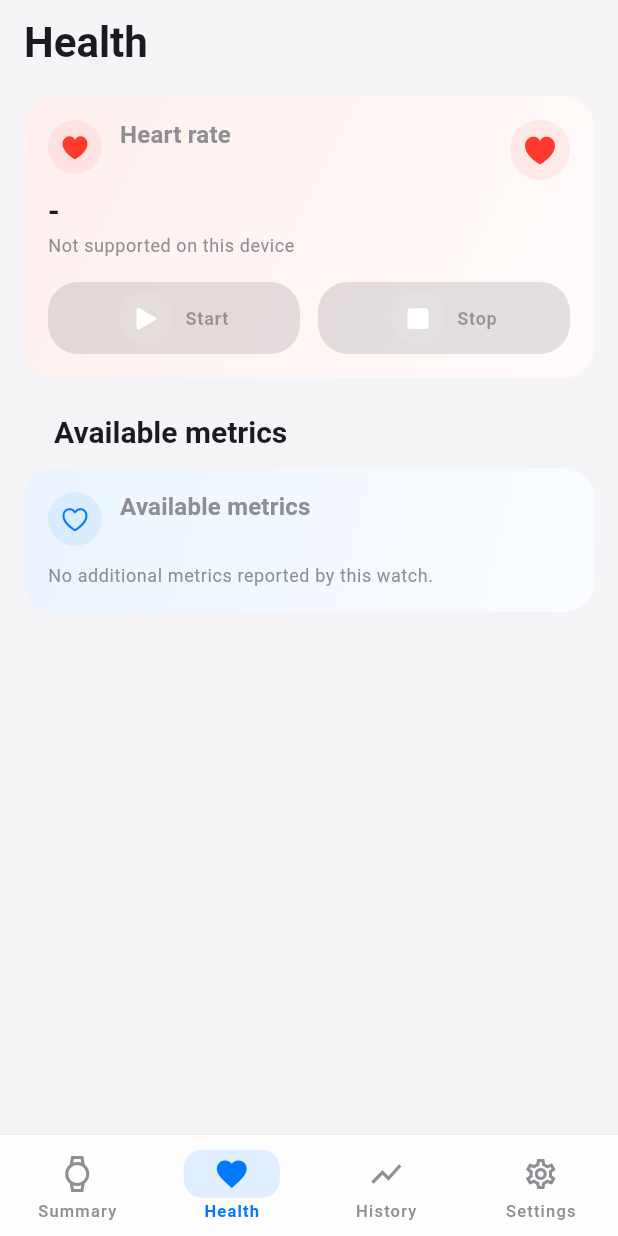
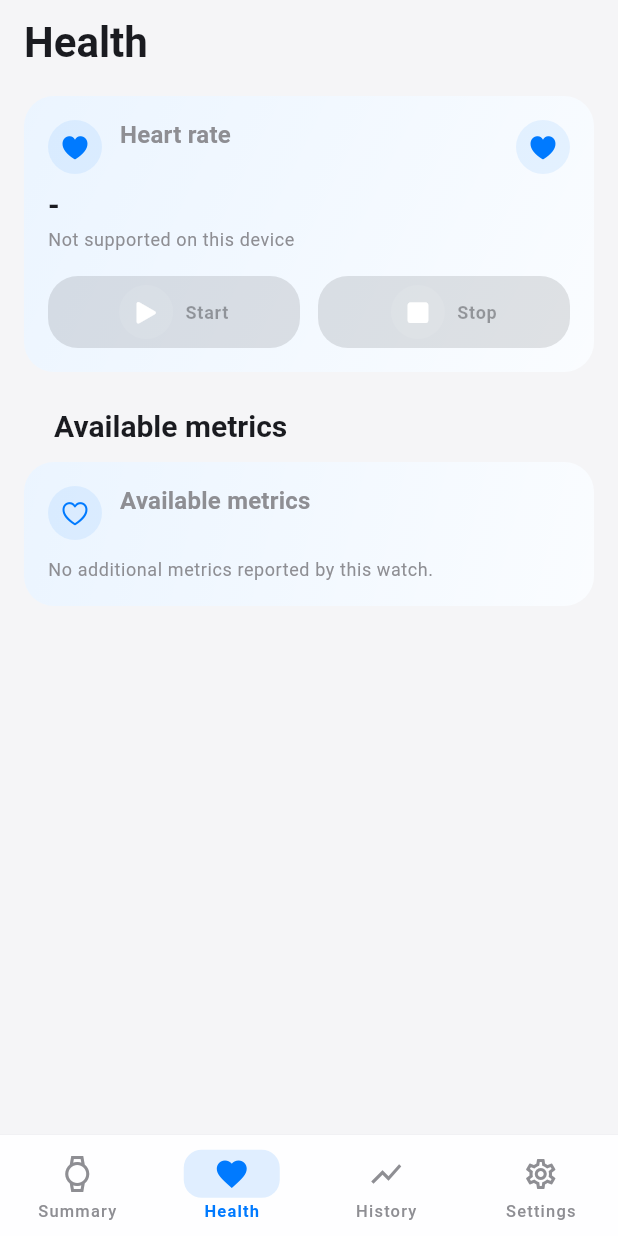
Before and after one commit to denysvitali/openwatch, a Flutter app: the HealthScreen screen opened by its route, on a phone screen of 412 x 824 dp. Run offline on Flutter 3.47's test engine with Material 3 defaults, Android fonts, the phone set to English and light mode, and no system bars; our stand-ins replace dio, flutter_blue_plus, flutter_riverpod, go_router, package_info_plus, permission_handler and 1 more; missing offline and left inert: dartastic_opentelemetry, flutter_user_certificates_android, flutterrific_opentelemetry; accounts and stored records are empty.

Commit message:
refactor(health): use centralized UI constants and reduced color palette
- Import lib/core/ui/ui_constants.dart and replace hardcoded sizes,
  spacing, padding, and icon dimensions with constants.
- Drop hardcoded metric colors; use theme.colorScheme.primary for a
  subtler, consistent tint across all health metrics.
- Reduce hero badge and metric value text sizes for a more compact layout.
- No behavior changes.

Co-Authored-By: Claude Opus 4.8 <noreply@anthropic.com>

```diff
--- a/lib/features/health/health_screen.dart
+++ b/lib/features/health/health_screen.dart
@@ -4,6 +4,7 @@ import 'package:flutter_riverpod/flutter_riverpod.dart';
 import 'package:go_router/go_router.dart';
 
 import '../../core/providers/app_providers.dart';
+import '../../core/ui/ui_constants.dart';
 import '../widgets/health_widgets.dart';
 
 /// Health metrics. Heart rate is wired to the live-measure commands; the
@@ -11,14 +12,12 @@ import '../widgets/health_widgets.dart';
 class HealthScreen extends ConsumerWidget {
   const HealthScreen({super.key});
 
-  static const Color _heartRed = Color(0xFFFF3B30);
-  static const Color _sleepPurple = Color(0xFF5856D6);
-  static const Color _activityGreen = Color(0xFF34C759);
-  static const Color _nutritionOrange = Color(0xFFFF9500);
-  static const Color _hydrationBlue = Color(0xFF32ADE6);
-
   @override
   Widget build(BuildContext context, WidgetRef ref) {
+    final theme = Theme.of(context);
+    final colorScheme = theme.colorScheme;
+    final metricColor = colorScheme.primary;
+
     final manager = ref.watch(watchManagerProvider);
     final ready = manager.isReady;
     final caps = manager.capabilities;
@@ -36,7 +35,7 @@ class HealthScreen extends ConsumerWidget {
           title: 'Blood oxygen',
           value: '-',
           unit: '%',
-          tint: _hydrationBlue,
+          tint: metricColor,
           onTap: () => context.push('/history'),
         ),
       if (caps.bloodPressure)
@@ -45,7 +44,7 @@ class HealthScreen extends ConsumerWidget {
           title: 'Blood pressure',
           value: bpValue,
           unit: 'mmHg',
-          tint: _heartRed,
+          tint: metricColor,
           ready: ready,
           measuring: manager.measuringBloodPressure,
           start: manager.startBloodPressure,
@@ -56,7 +55,7 @@ class HealthScreen extends ConsumerWidget {
           icon: CupertinoIcons.moon_fill,
           title: 'Sleep',
           value: 'History',
-          tint: _sleepPurple,
+          tint: metricColor,
           onTap: () => context.push('/history'),
         ),
       if (caps.stress)
@@ -64,7 +63,7 @@ class HealthScreen extends ConsumerWidget {
           icon: CupertinoIcons.bolt_fill,
           title: 'Stress',
           value: manager.lastStress?.toString() ?? '-',
-          tint: _nutritionOrange,
+          tint: metricColor,
           ready: ready,
           measuring: manager.measuringStress,
           start: manager.startStress,
@@ -76,7 +75,7 @@ class HealthScreen extends ConsumerWidget {
           title: 'HRV',
           value: manager.lastHrv?.toString() ?? '-',
           unit: 'ms',
-          tint: _activityGreen,
+          tint: metricColor,
           ready: ready,
           measuring: manager.measuringHrv,
           start: manager.startHrv,
@@ -88,7 +87,7 @@ class HealthScreen extends ConsumerWidget {
           title: 'Temperature',
           value: '-',
           unit: '°C',
-          tint: _nutritionOrange,
+          tint: metricColor,
           onTap: () => context.push('/history'),
         ),
     ];
@@ -96,7 +95,12 @@ class HealthScreen extends ConsumerWidget {
     return Scaffold(
       appBar: AppBar(title: const Text('Health')),
       body: ListView(
-        padding: const EdgeInsets.fromLTRB(16, 8, 16, 28),
+        padding: const EdgeInsets.fromLTRB(
+          kCardPadding,
+          kSpacingSmall,
+          kCardPadding,
+          kSectionHeaderPaddingTop,
+        ),
         children: [
           _HeartRateHero(
             bpm: manager.lastHeartRate,
@@ -105,6 +109,7 @@ class HealthScreen extends ConsumerWidget {
             measuring: manager.measuringHeartRate,
             start: manager.startHeartRate,
             stop: manager.stopHeartRate,
+            metricColor: metricColor,
           ),
           const HealthSectionHeader(title: 'Available metrics'),
           _MetricList(metrics: metrics),
@@ -122,6 +127,7 @@ class _HeartRateHero extends StatelessWidget {
     required this.measuring,
     required this.start,
     required this.stop,
+    required this.metricColor,
   });
 
   final int? bpm;
@@ -130,6 +136,7 @@ class _HeartRateHero extends StatelessWidget {
   final bool measuring;
   final VoidCallback start;
   final VoidCallback stop;
+  final Color metricColor;
 
   @override
   Widget build(BuildContext context) {
@@ -150,15 +157,15 @@ class _HeartRateHero extends StatelessWidget {
       unit: bpm == null ? null : 'bpm',
       caption: statusText,
       icon: CupertinoIcons.heart_fill,
-      metricColor: HealthScreen._heartRed,
+      metricColor: metricColor,
       trailing: AnimatedHeartBadge(
-        color: HealthScreen._heartRed,
+        color: metricColor,
         isAnimating: supported && ready && measuring,
-        size: 40,
-        iconSize: 24,
+        size: kIconCircleSizeSmall,
+        iconSize: kIconSizeSmall,
       ),
       child: Padding(
-        padding: const EdgeInsets.only(top: 16),
+        padding: const EdgeInsets.only(top: kCardInternalSpacing),
         child: Row(
           children: [
             Expanded(
@@ -168,7 +175,7 @@ class _HeartRateHero extends StatelessWidget {
                 onPressed: ready && supported && !measuring ? start : null,
               ),
             ),
-            const SizedBox(width: 12),
+            const SizedBox(width: kGridSpacing),
             Expanded(
               child: PrimaryHealthButton(
                 label: 'Stop',
@@ -224,6 +231,7 @@ class _MetricTile extends StatelessWidget {
 
   @override
   Widget build(BuildContext context) {
+    final theme = Theme.of(context);
     final effectiveValue = metric.measuring && metric.value == '-'
         ? 'Measuring'
         : metric.value;
@@ -235,16 +243,15 @@ class _MetricTile extends StatelessWidget {
         children: [
           Text(
             effectiveValue,
-            style: Theme.of(context).textTheme.headlineMedium?.copyWith(
-              fontSize: 20,
-              color: Theme.of(context).colorScheme.onSurfaceVariant,
-            ),
+            style: AppTextStyles.titleLarge(
+              context,
+            )?.copyWith(color: theme.colorScheme.onSurfaceVariant),
           ),
           if (metric.unit != null) ...[
-            const SizedBox(width: 4),
-            Text(metric.unit!, style: Theme.of(context).textTheme.bodySmall),
+            const SizedBox(width: kSpacingTiny),
+            Text(metric.unit!, style: AppTextStyles.bodySmall(context)),
           ],
-          const SizedBox(width: 8),
+          const SizedBox(width: kSpacingSmall),
           IconButton(
             tooltip: 'Start ${metric.title}',
             icon: Icon(CupertinoIcons.play_fill, color: metric.tint),
```
